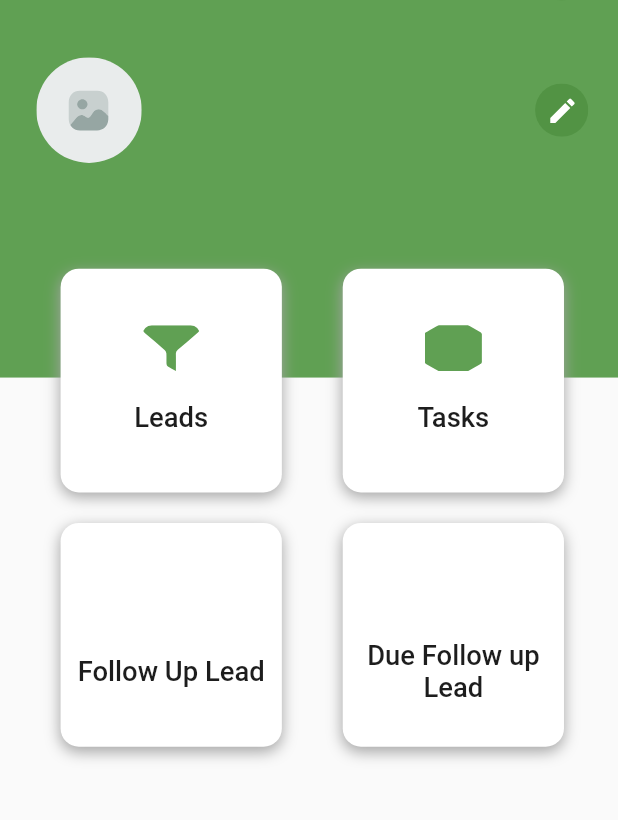
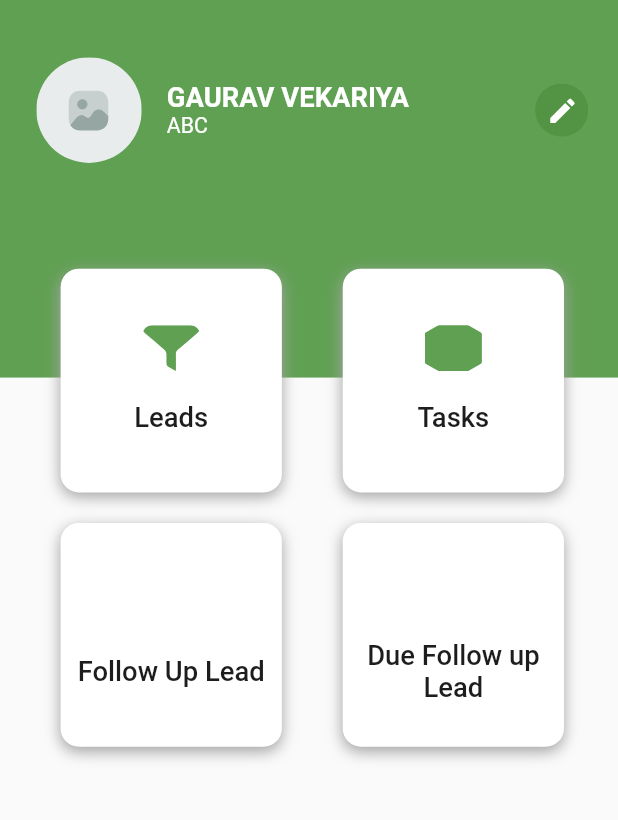
Before and after one commit to mayankmodi22/ClumpApp, a Flutter app: the DashboardView screen opened by its route, on a phone screen of 412 x 824 dp, the part 73-893 px from its top. Run offline on Flutter 3.47's test engine with Material 2 defaults, Android fonts, the light colour scheme and no system bars; drawn by our look-alikes of cached_network_image; our stand-ins replace flutter_screenutil, flutter_spinkit, flutter_svg, get, get_storage; accounts and stored records are empty; network calls fail.

Commit message:
Set Default Value on Dashboard

```diff
--- a/lib/MVC/View/dashboardView.dart
+++ b/lib/MVC/View/dashboardView.dart
@@ -118,7 +118,7 @@ class DashboardView extends GetView<DashboardController> {
                                       child: Text(
                                         controller.userModel.value.data?.user
                                                 ?.fullName ??
-                                            "",
+                                            "GAURAV VEKARIYA",
                                         maxLines: 2,
                                         overflow: TextOverflow.ellipsis,
                                         style: TextStyle(
@@ -132,7 +132,7 @@ class DashboardView extends GetView<DashboardController> {
                                       child: Text(
                                         controller.userModel.value.data?.user
                                                 ?.userName ??
-                                            "",
+                                            "ABC",
                                         maxLines: 2,
                                         overflow: TextOverflow.ellipsis,
                                         style: TextStyle(
```
